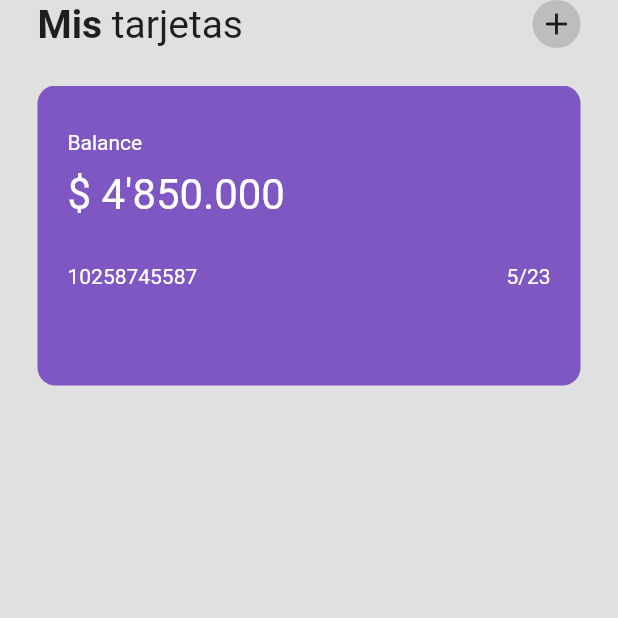
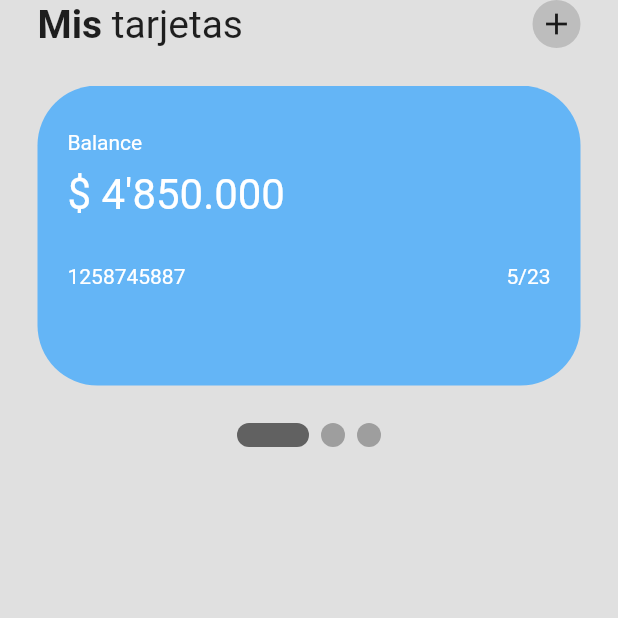
Before and after one commit to SergioCamiloCastillo/wallet_ui_flutter, a Flutter app: the screen it shows after launch, on a phone screen of 412 x 824 dp, the top half of it. Run offline on Flutter 3.47's test engine with Material 2 defaults, Android fonts, the phone set to English and light mode, and no system bars; drawn by our look-alikes of smooth_page_indicator.

Commit message:
card style

```diff
--- a/lib/components/my_card.dart
+++ b/lib/components/my_card.dart
@@ -23,8 +23,8 @@ class MyCard extends StatelessWidget {
         width: 300,
         padding: EdgeInsets.all(20),
         decoration: BoxDecoration(
-            color: Colors.deepPurple[400],
-            borderRadius: BorderRadius.circular(12)),
+            color: color,
+            borderRadius: BorderRadius.circular(40)),
         child: Column(
           crossAxisAlignment: CrossAxisAlignment.start,
           children: [
--- a/lib/pages/home_page.dart
+++ b/lib/pages/home_page.dart
@@ -1,9 +1,16 @@
 import 'package:flutter/material.dart';
+import 'package:smooth_page_indicator/smooth_page_indicator.dart';
 import 'package:wallet_flutter/components/my_card.dart';
 
-class HomePage extends StatelessWidget {
+class HomePage extends StatefulWidget {
   const HomePage({super.key});
 
+  @override
+  State<HomePage> createState() => _HomePageState();
+}
+
+class _HomePageState extends State<HomePage> {
+  final _controllerSmooth = PageController();
   @override
   Widget build(BuildContext context) {
     return Scaffold(
@@ -46,18 +53,36 @@ class HomePage extends StatelessWidget {
           Container(
             height: 200,
             child: PageView(
+              controller: _controllerSmooth,
               scrollDirection: Axis.horizontal,
               children: [
                 MyCard(
                     balance: "4'850.000",
-                    cardNumber: 10258745587,
+                    cardNumber: 1258745887,
                     expiryMonth: 05,
                     expiryYear: 23,
-                    color:Colors.blue),
+                    color: Colors.blue[300]),
+                MyCard(
+                    balance: "1'850.000",
+                    cardNumber: 12547854,
+                    expiryMonth: 11,
+                    expiryYear: 26,
+                    color: Colors.purple[300]),
+                MyCard(
+                    balance: "750.000",
+                    cardNumber: 577788225,
+                    expiryMonth: 01,
+                    expiryYear: 24,
+                    color: Colors.green[300]),
               ],
             ),
+          ),
+          SizedBox(height: 25),
+          SmoothPageIndicator(
+            controller: _controllerSmooth,
+            count: 3,
+            effect: ExpandingDotsEffect(activeDotColor: Colors.grey.shade700),
           )
-
           //3 buttons -> send + pay + bills
 
           //column -> stats -> transactions
--- a/pubspec.yaml
+++ b/pubspec.yaml
@@ -9,6 +9,7 @@ environment:
 dependencies:
   flutter:
     sdk: flutter
+  smooth_page_indicator: ^1.1.0
 
 dev_dependencies:
   flutter_test:
```
Also changed, not shown: pubspec.lock.
